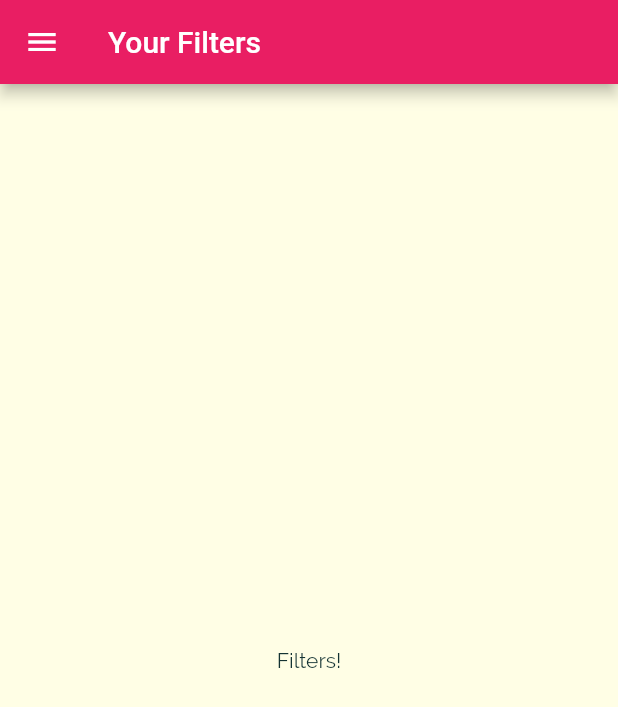
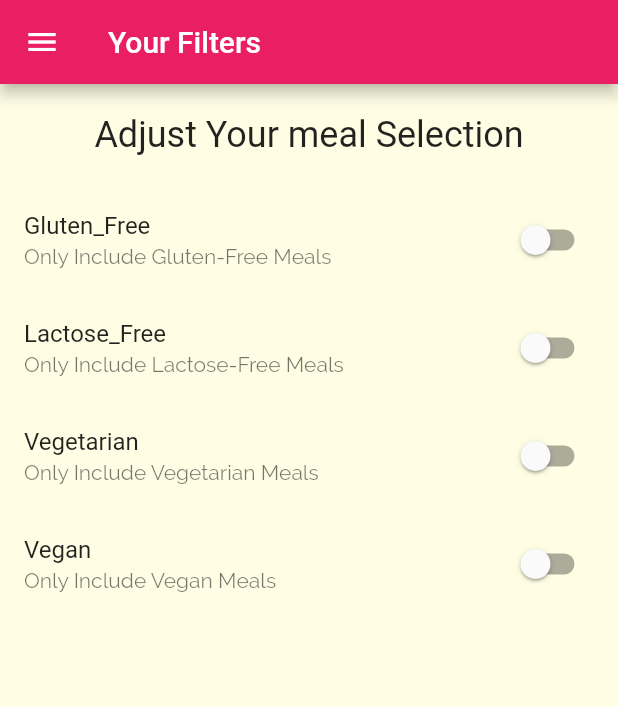
Before and after one commit to anwin-kp/Food_App, a Flutter app: the FilterScreen screen opened by its route, on a phone screen of 412 x 824 dp. Shown: the top 707 px of the screen. Run offline on Flutter 3.47's test engine with Material 2 defaults, Android fonts, the phone set to English and light mode, and no system bars; our stand-ins replace font_awesome_flutter.

Commit message:
16-11-2022

```diff
--- a/lib/main.dart
+++ b/lib/main.dart
@@ -9,7 +9,21 @@ import './screens/category_meals_screen.dart';
 
 void main() => runApp(MyApp());
 
-class MyApp extends StatelessWidget {
+class MyApp extends StatefulWidget {
+  @override
+  State<MyApp> createState() => _MyAppState();
+}
+
+class _MyAppState extends State<MyApp> {
+  Map<String, bool> _filters = {
+    'gluten': false,
+    'lactose': false,
+    'vegan': false,
+    'vegetarian': false,
+  };
+  void _setFilters(Map<String, bool> filterData){
+
+  }
   @override
   Widget build(BuildContext context) {
     return MaterialApp(
--- a/lib/screens/filter_sceen.dart
+++ b/lib/screens/filter_sceen.dart
@@ -1,18 +1,96 @@
 import 'package:flutter/material.dart';
 import '../widgets/main_drawer.dart';
 
-class FilterScreen extends StatelessWidget {
+class FilterScreen extends StatefulWidget {
   static const routeName = '/filters';
+
+  @override
+  State<FilterScreen> createState() => _FilterScreenState();
+}
+
+class _FilterScreenState extends State<FilterScreen> {
+  var _GlutenFree = false;
+  var _Vegan = false;
+  var _Vegetarian = false;
+  var _LactoseFree = false;
+
+  Widget _buildSwitchListTile(
+    String titleText,
+    String description,
+    bool currentValue,
+    Function updateValue,
+  ) {
+    return SwitchListTile(
+      title: Text(titleText),
+      value: currentValue,
+      subtitle: Text(description),
+      onChanged: updateValue,
+    );
+  }
+
   @override
   Widget build(BuildContext context) {
     return Scaffold(
-      appBar: AppBar(
-        title: Text('Your Filters'),
-      ),
-      drawer: MainDrawer(),
-      body: Center(
-        child: Text('Filters!'),
-      ),
-    );
+        appBar: AppBar(
+          title: Text('Your Filters'),
+        ),
+        drawer: MainDrawer(),
+        body: Column(
+          children: <Widget>[
+            Container(
+              padding: EdgeInsets.all(20),
+              child: Text(
+                'Adjust Your meal Selection',
+                style: Theme.of(context).textTheme.headline5,
+              ),
+            ),
+            Expanded(
+              child: ListView(
+                children: <Widget>[
+                  _buildSwitchListTile(
+                    'Gluten_Free',
+                    'Only Include Gluten-Free Meals',
+                    _GlutenFree,
+                    (newValue) {
+                      setState(() {
+                        _GlutenFree = newValue;
+                      });
+                    },
+                  ),
+                  _buildSwitchListTile(
+                    'Lactose_Free',
+                    'Only Include Lactose-Free Meals',
+                    _LactoseFree,
+                    (newValue) {
+                      setState(() {
+                        _LactoseFree = newValue;
+                      });
+                    },
+                  ),
+                  _buildSwitchListTile(
+                    'Vegetarian',
+                    'Only Include Vegetarian Meals',
+                    _Vegetarian,
+                    (newValue) {
+                      setState(() {
+                        _Vegetarian = newValue;
+                      });
+                    },
+                  ),
+                  _buildSwitchListTile(
+                    'Vegan',
+                    'Only Include Vegan Meals',
+                    _Vegan,
+                    (newValue) {
+                      setState(() {
+                        _Vegan = newValue;
+                      });
+                    },
+                  ),
+                ],
+              ),
+            ),
+          ],
+        ));
   }
 }
```
Also changed, not shown: lib/screens/category_meals_screen.dart (+47 -18 lines), lib/widgets/meal_item.dart (+7 -1 lines).
